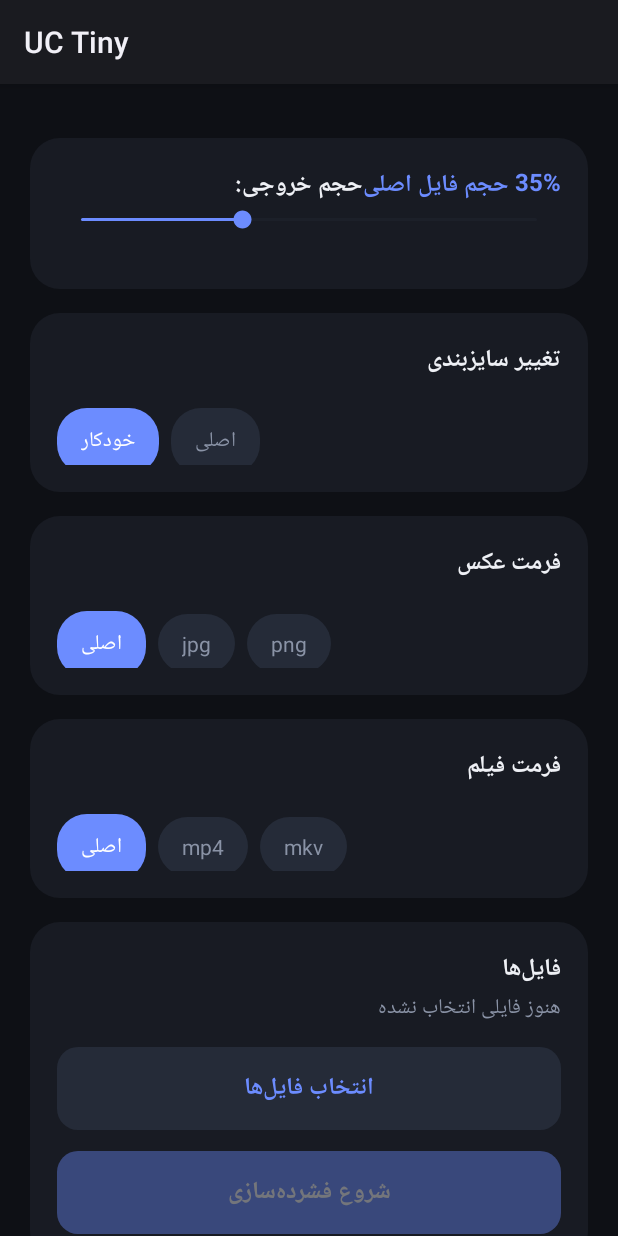
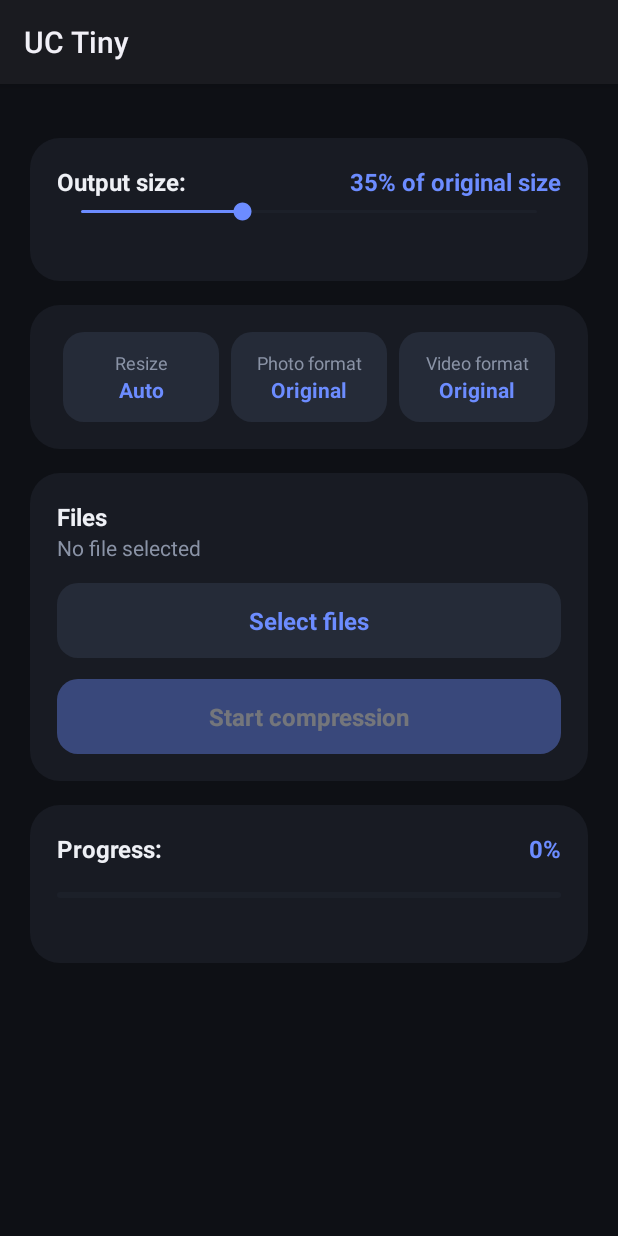
Before and after one commit to UCIRANX/Compress, an Android app: the screen it shows after launch (MainActivity), on a phone screen of 412 x 824 dp. Run offline under Robolectric (Android 15) with nearby library versions, the phone set to English and light mode, and no system bars.

Commit message:
apply uploaded zip

```diff
--- a/android/app/src/main/AndroidManifest.xml
+++ b/android/app/src/main/AndroidManifest.xml
@@ -3,7 +3,7 @@
     <uses-permission android:name="android.permission.WRITE_EXTERNAL_STORAGE" />
 
     <application
-        android:label="UC Tiny"
+        android:label="@string/app_name"
         android:requestLegacyExternalStorage="true">
         <activity android:name=".MainActivity" android:exported="true">
             <intent-filter>
--- a/android/app/src/main/java/com/example/compressor/MainActivity.java
+++ b/android/app/src/main/java/com/example/compressor/MainActivity.java
@@ -2,6 +2,7 @@ package com.example.compressor;
 
 import android.Manifest;
 import android.app.Activity;
+import android.app.AlertDialog;
 import android.content.Intent;
 import android.content.pm.PackageManager;
 import android.content.res.ColorStateList;
@@ -16,7 +17,6 @@ import android.os.Looper;
 import android.provider.OpenableColumns;
 import android.view.Gravity;
 import android.view.View;
-import android.widget.HorizontalScrollView;
 import android.widget.LinearLayout;
 import android.widget.ProgressBar;
 import android.widget.ScrollView;
@@ -35,6 +35,9 @@ import java.util.Locale;
 public class MainActivity extends Activity {
     private static final int REQ_PICK = 42;
 
+    // جهت‌گیری متن‌ها با زبان گوشی تنظیم می‌شود؛ این مارک‌ها برای عدد و درصد است
+    private static final String LRM = "\u200E";
+
     private static final int C_BG = 0xFF0E1015;
     private static final int C_CARD = 0xFF181B23;
     private static final int C_CHIP = 0xFF252B38;
@@ -42,15 +45,18 @@ public class MainActivity extends Activity {
     private static final int C_TEXT = 0xFFEEF0F5;
     private static final int C_MUTED = 0xFF8A93A6;
 
-    private static class ChipSet {
-        final List<TextView> views = new ArrayList<>();
+    /** یک انتخاب تک‌گزینه‌ای: مقدارها (کد) و برچسب‌های نمایشی و نمایشگر فعلی */
+    private static class Choice {
+        String[] values;
+        String[] labels;
         String selected;
+        TextView valueView;
     }
 
     private final List<Uri> selected = new ArrayList<>();
-    private final ChipSet photoSet = new ChipSet();
-    private final ChipSet videoSet = new ChipSet();
-    private final ChipSet sizeSet = new ChipSet();
+    private final Choice sizeChoice = new Choice();
+    private final Choice photoChoice = new Choice();
+    private final Choice videoChoice = new Choice();
     private final Handler handler = new Handler(Looper.getMainLooper());
     private volatile boolean busy = false;
     private volatile boolean inNative = false;
@@ -75,7 +81,7 @@ public class MainActivity extends Activity {
             }
             int pm = inNative ? NativeCore.progress() : 0;
             bar.setProgress(pm);
-            barText.setText((pm / 10) + "%");
+            barText.setText(LRM + (pm / 10) + "%");
             handler.postDelayed(this, 200);
         }
     };
@@ -100,14 +106,15 @@ public class MainActivity extends Activity {
 
         LinearLayout root = new LinearLayout(this);
         root.setOrientation(LinearLayout.VERTICAL);
-        root.setLayoutDirection(View.LAYOUT_DIRECTION_RTL);
+        // جهت از زبان گوشی می‌آید: فارسی راست‌به‌چپ، انگلیسی چپ‌به‌راست
+        root.setLayoutDirection(View.LAYOUT_DIRECTION_LOCALE);
         root.setPadding(dp(20), dp(20), dp(20), dp(28));
         scroll.addView(root);
 
         // ---- حجم خروجی: برچسب + درصد + نوار + حجم تقریبی
         LinearLayout c1 = card();
         LinearLayout head1 = row();
-        head1.addView(text("حجم خروجی:", 16, C_TEXT, true), weightLp());
+        head1.addView(text(getString(R.string.label_output_size), 16, C_TEXT, true), weightLp());
         percentValue = text("", 16, C_ACCENT, true);
         head1.addView(percentValue);
         c1.addView(head1);
@@ -137,38 +144,33 @@ public class MainActivity extends Activity {
         addCard(root, c1);
         updatePercentText();
 
-        // ---- تغییر سایزبندی: خودکار (پیش‌فرض) یا اصلی
-        LinearLayout cSize = card();
-        cSize.addView(text("تغییر سایزبندی", 16, C_TEXT, true));
-        cSize.addView(chipRow(sizeSet, new String[]{"auto", "original"},
-                new String[]{"خودکار", "اصلی"}, "auto"));
-        addCard(root, cSize);
-
-        // ---- فرمت عکس
-        LinearLayout cPhoto = card();
-        cPhoto.addView(text("فرمت عکس", 16, C_TEXT, true));
-        cPhoto.addView(chipRow(photoSet, new String[]{"Original", "jpg", "png"},
-                new String[]{"اصلی", "jpg", "png"}, "Original"));
-        addCard(root, cPhoto);
-
-        // ---- فرمت فیلم
-        LinearLayout cVideo = card();
-        cVideo.addView(text("فرمت فیلم", 16, C_TEXT, true));
-        cVideo.addView(chipRow(videoSet, new String[]{"Original", "mp4", "mkv"},
-                new String[]{"اصلی", "mp4", "mkv"}, "Original"));
-        addCard(root, cVideo);
+        // ---- سه دکمه در یک ردیف: تغییر سایزبندی، فرمت عکس، فرمت فیلم
+        LinearLayout cButtons = card();
+        LinearLayout btnRow = row();
+        btnRow.setGravity(Gravity.CENTER);
+        btnRow.addView(optionButton(getString(R.string.btn_resize), sizeChoice,
+                new String[]{"auto", "original"},
+                new String[]{getString(R.string.opt_auto), getString(R.string.opt_original)}, "auto"));
+        btnRow.addView(optionButton(getString(R.string.btn_photo_format), photoChoice,
+                new String[]{"Original", "jpg", "png"},
+                new String[]{getString(R.string.opt_original), "jpg", "png"}, "Original"));
+        btnRow.addView(optionButton(getString(R.string.btn_video_format), videoChoice,
+                new String[]{"Original", "mp4", "mkv"},
+                new String[]{getString(R.string.opt_original), "mp4", "mkv"}, "Original"));
+        cButtons.addView(btnRow);
+        addCard(root, cButtons);
 
         // ---- فایل‌ها و دکمه‌ها
         LinearLayout c3 = card();
-        c3.addView(text("فایل‌ها", 16, C_TEXT, true));
-        selectedText = text("هنوز فایلی انتخاب نشده", 14, C_MUTED, false);
+        c3.addView(text(getString(R.string.files_title), 16, C_TEXT, true));
+        selectedText = text(getString(R.string.no_file_selected), 14, C_MUTED, false);
         c3.addView(selectedText);
 
-        pickBtn = pill("انتخاب فایل‌ها", false);
+        pickBtn = pill(getString(R.string.btn_pick), false);
         pickBtn.setOnClickListener(v -> pickFiles());
         c3.addView(pickBtn);
 
-        startBtn = pill("شروع فشرده‌سازی", true);
+        startBtn = pill(getString(R.string.btn_start), true);
         startBtn.setOnClickListener(v -> startProcessing());
         c3.addView(startBtn);
         addCard(root, c3);
@@ -176,8 +178,8 @@ public class MainActivity extends Activity {
         // ---- پیشرفت: برچسب + درصد
         LinearLayout c4 = card();
         LinearLayout head4 = row();
-        head4.addView(text("پیشرفت:", 16, C_TEXT, true), weightLp());
-        barText = text("0%", 16, C_ACCENT, true);
+        head4.addView(text(getString(R.string.label_progress), 16, C_TEXT, true), weightLp());
+        barText = text(LRM + "0%", 16, C_ACCENT, true);
         head4.addView(barText);
         c4.addView(head4);
 
@@ -204,7 +206,7 @@ public class MainActivity extends Activity {
         if (percentValue == null) {
             return;
         }
-        percentValue.setText(percent() + "% حجم فایل اصلی");
+        percentValue.setText(getString(R.string.percent_of_original, LRM + percent()));
         updateSizeHint();
     }
 
@@ -213,7 +215,8 @@ public class MainActivity extends Activity {
             return;
         }
         if (selectedSize > 0) {
-            sizeHint.setText("حجم تقریبی خروجی: " + formatSize(selectedSize * percent() / 100));
+            sizeHint.setText(getString(R.string.approx_output_size,
+                    LRM + formatSize(selectedSize * percent() / 100)));
         } else {
             sizeHint.setText("");
         }
@@ -224,6 +227,65 @@ public class MainActivity extends Activity {
             return String.format(Locale.US, "%.1f MB", bytes / (1024.0 * 1024.0));
         }
         return String.format(Locale.US, "%d KB", bytes / 1024L);
+    }
+
+    /** دکمه‌ای که عنوان و مقدار فعلی را نشان می‌دهد و با کلیک پاپ‌آپ گزینه‌ها را باز می‌کند */
+    private LinearLayout optionButton(String title, Choice c, String[] values, String[] labels, String initial) {
+        c.values = values;
+        c.labels = labels;
+        c.selected = initial;
+
+        LinearLayout b = new LinearLayout(this);
+        b.setOrientation(LinearLayout.VERTICAL);
+        b.setGravity(Gravity.CENTER);
+        b.setPadding(dp(8), dp(12), dp(8), dp(12));
+        b.setBackground(rounded(C_CHIP, 14));
+        b.setClickable(true);
+
+        TextView t1 = text(title, 12, C_MUTED, false);
+        t1.setGravity(Gravity.CENTER);
+        c.valueView = text("", 14, C_ACCENT, true);
+        c.valueView.setGravity(Gravity.CENTER);
+        refreshValue(c);
+
+        b.addView(t1);
+        b.addView(c.valueView);
+        b.setOnClickListener(v -> showPopup(title, c));
+
+        LinearLayout.LayoutParams lp = new LinearLayout.LayoutParams(0, LinearLayout.LayoutParams.WRAP_CONTENT, 1f);
+        lp.setMargins(dp(4), 0, dp(4), 0);
+        b.setLayoutParams(lp);
+        return b;
+    }
+
+    private void showPopup(String title, final Choice c) {
+        if (busy) {
+            return;
+        }
+        int checked = indexOf(c.values, c.selected);
+        new AlertDialog.Builder(this, android.R.style.Theme_Material_Dialog)
+                .setTitle(title)
+                .setSingleChoiceItems(c.labels, checked, (d, which) -> {
+                    c.selected = c.values[which];
+                    refreshValue(c);
+                    d.dismiss();
+                })
+                .setNegativeButton(getString(R.string.cancel), null)
+                .show();
+    }
+
+    private void refreshValue(Choice c) {
+        int i = indexOf(c.values, c.selected);
+        c.valueView.setText(i >= 0 ? c.labels[i] : "");
+    }
+
+    private static int indexOf(String[] arr, String v) {
+        for (int i = 0; i < arr.length; i++) {
+            if (arr[i].equals(v)) {
+                return i;
+            }
+        }
+        return -1;
     }
 
     private void pickFiles() {
@@ -253,8 +315,8 @@ public class MainActivity extends Activity {
         }
         selectedSize = selected.size() == 1 ? fileSize(selected.get(0)) : -1;
         selectedText.setText(selected.isEmpty()
-                ? "هنوز فایلی انتخاب نشده"
-                : selected.size() + " فایل انتخاب شده");
+                ? getString(R.string.no_file_selected)
+                : getString(R.string.files_selected, selected.size()));
         statusText.setText("");
         updateSizeHint();
         updateStartState();
@@ -285,15 +347,16 @@ public class MainActivity extends Activity {
 
         final List<Uri> uris = new ArrayList<>(selected);
         final int pct = percent();
-        final String vf = videoSet.selected;
-        final String pf = photoSet.selected;
-        final boolean keep = "original".equals(sizeSet.selected);
+        final String vf = videoChoice.selected;
+        final String pf = photoChoice.selected;
+        final boolean keep = "original".equals(sizeChoice.selected);
+        final boolean fa = Locale.getDefault().getLanguage().equals("fa");
         final String dir = libDir;
 
         NativeCore.reset();
         bar.setProgress(0);
-        barText.setText("0%");
-        statusText.setText("در حال آماده‌سازی...");
+        barText.setText(LRM + "0%");
+        statusText.setText(getString(R.string.status_preparing));
         handler.post(poll);
 
         new Thread(() -> {
@@ -309,15 +372,16 @@ public class MainActivity extends Activity {
 
             String tmp;
             try {
-                runOnUiThread(() -> statusText.setText("در حال پردازش..."));
+                runOnUiThread(() -> statusText.setText(getString(R.string.status_processing)));
                 inNative = true;
-                String result = NativeCore.processFiles(paths.toArray(new String[0]), pct, vf, pf, dir, keep);
+                String result = NativeCore.processFiles(paths.toArray(new String[0]),
+                        pct, vf, pf, dir, keep, fa);
                 if (failedCopy > 0) {
-                    result = result + "\nفایل نخوانده: " + failedCopy;
+                    result = result + "\n" + getString(R.string.unreadable_files, failedCopy);
                 }
                 tmp = result;
             } catch (Throwable t) {
-                tmp = "خطا: " + t;
+                tmp = getString(R.string.error_format, String.valueOf(t));
             } finally {
                 inNative = false;
                 busy = false;
@@ -325,11 +389,11 @@ public class MainActivity extends Activity {
             final String msg = tmp;
             runOnUiThread(() -> {
                 bar.setProgress(1000);
-                barText.setText("100%");
+                barText.setText(LRM + "100%");
                 statusText.setText(msg);
                 selected.clear();
                 selectedSize = -1;
-                selectedText.setText("هنوز فایلی انتخاب نشده");
+                selectedText.setText(getString(R.string.no_file_selected));
                 sizeHint.setText("");
                 pickBtn.setAlpha(1f);
                 updateStartState();
@@ -342,43 +406,6 @@ public class MainActivity extends Activity {
         startBtn.setEnabled(can);
         startBtn.setClickable(can);
         startBtn.setAlpha(can ? 1f : 0.4f);
-    }
-
-    /** یک ردیف چیپ انتخابی؛ مقدار انتخاب‌شده در set.selected نگه‌داری می‌شود */
-    private HorizontalScrollView chipRow(final ChipSet set, String[] values, String[] labels, String initial) {
-        set.selected = initial;
-        HorizontalScrollView hs = new HorizontalScrollView(this);
-        hs.setHorizontalScrollBarEnabled(false);
-        LinearLayout rowView = row();
-        for (int i = 0; i < values.length; i++) {
-            final String v = values[i];
-            TextView t = text(labels[i], 14, C_MUTED, false);
-            t.setTag(v);
-            t.setGravity(Gravity.CENTER);
-            t.setPadding(dp(16), dp(10), dp(16), dp(10));
-            LinearLayout.LayoutParams lp = new LinearLayout.LayoutParams(
-                    LinearLayout.LayoutParams.WRAP_CONTENT, LinearLayout.LayoutParams.WRAP_CONTENT);
-            lp.setMargins(0, dp(12), dp(8), 0);
-            t.setLayoutParams(lp);
-            t.setClickable(true);
-            t.setOnClickListener(x -> {
-                set.selected = v;
-                refreshSet(set);
-            });
-            set.views.add(t);
-            rowView.addView(t);
-        }
-        hs.addView(rowView);
-        refreshSet(set);
-        return hs;
-    }
-
-    private void refreshSet(ChipSet set) {
-        for (TextView t : set.views) {
-            boolean on = t.getTag().equals(set.selected);
-            t.setTextColor(on ? 0xFFFFFFFF : C_MUTED);
-            t.setBackground(rounded(on ? C_ACCENT : C_CHIP, 20));
-        }
     }
 
     private TextView pill(String label, boolean filled) {
--- a/android/app/src/main/java/com/example/compressor/NativeCore.java
+++ b/android/app/src/main/java/com/example/compressor/NativeCore.java
@@ -7,9 +7,10 @@ public final class NativeCore {
 
     private NativeCore() {}
 
-    /** keepSize = true یعنی ابعاد اصلی حفظ شود */
+    /** keepSize = true یعنی ابعاد اصلی حفظ شود؛ persian = زبان پیام‌های برنامه */
     public static native String processFiles(String[] paths, int percent, String videoFormat,
-                                             String photoFormat, String libDir, boolean keepSize);
+                                             String photoFormat, String libDir,
+                                             boolean keepSize, boolean persian);
 
     /** پیشرفت کل از ۰ تا ۱۰۰۰ */
     public static native int progress();
--- /dev/null
+++ b/android/app/src/main/res/values/strings.xml
@@ -0,0 +1,23 @@
+<?xml version="1.0" encoding="utf-8"?>
+<resources>
+    <string name="app_name">UC Tiny</string>
+    <string name="label_output_size">Output size:</string>
+    <string name="label_progress">Progress:</string>
+    <string name="percent_of_original">%1$s%% of original size</string>
+    <string name="approx_output_size">Approx. output: %1$s</string>
+    <string name="btn_resize">Resize</string>
+    <string name="btn_photo_format">Photo format</string>
+    <string name="btn_video_format">Video format</string>
+    <string name="opt_auto">Auto</string>
+    <string name="opt_original">Original</string>
+    <string name="files_title">Files</string>
+    <string name="no_file_selected">No file selected</string>
+    <string name="files_selected">%1$d files selected</string>
+    <string name="btn_pick">Select files</string>
+    <string name="btn_start">Start compression</string>
+    <string name="status_preparing">Preparing...</string>
+    <string name="status_processing">Processing...</string>
+    <string name="unreadable_files">Unreadable files: %1$d</string>
+    <string name="error_format">Error: %1$s</string>
+    <string name="cancel">Cancel</string>
+</resources>
```
Also changed, not shown: 6 other files.
